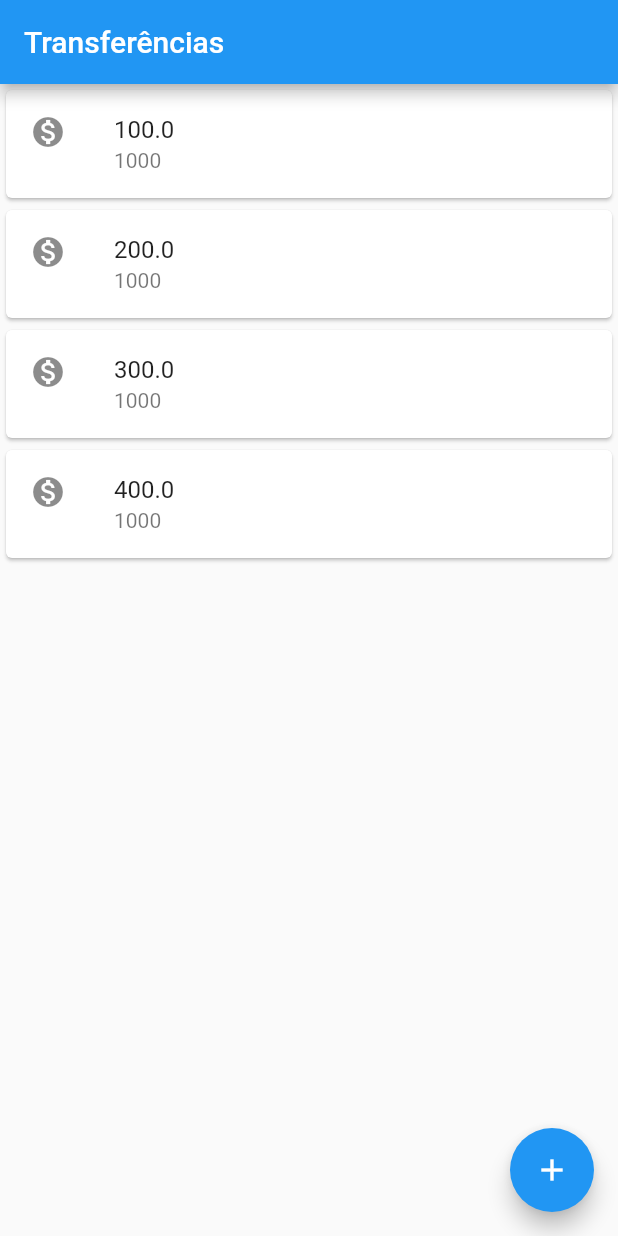
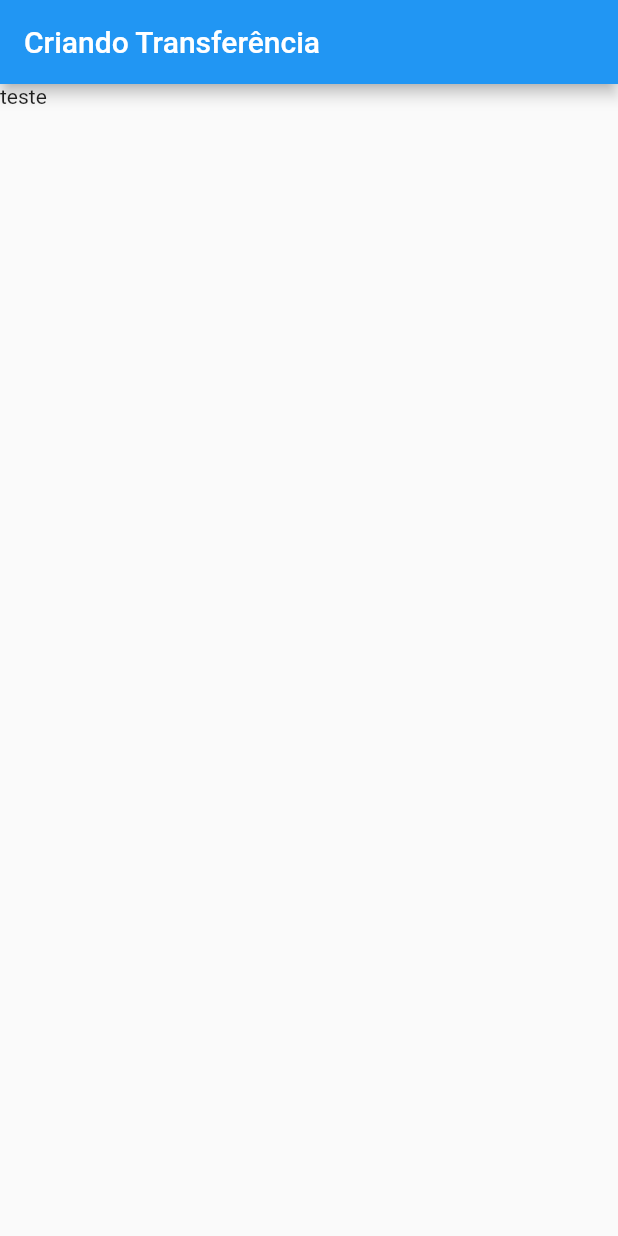
Before and after one commit to ohenriquemonte/flutter-I-alr, a Flutter app: the screen it shows after launch, on a phone screen of 412 x 824 dp. Run offline on Flutter 3.47's test engine with Material 2 defaults, Android fonts, the phone set to English and light mode, and no system bars.

Commit message:
03.01 - Conhecendo o hot reload

```diff
--- a/lib/main.dart
+++ b/lib/main.dart
@@ -1,27 +1,45 @@
 import 'package:flutter/material.dart';
 
-void main() => runApp(MaterialApp(
+void main() => runApp(BytebankApp());
+
+class BytebankApp extends StatelessWidget {
+  @override
+  Widget build(BuildContext context) {
+    return MaterialApp(
       home: Scaffold(
-        body: ListaTransferencias(),
-        appBar: AppBar(
-          title: Text('Transferências'),
+        body: FormularioTransferencia(),
       ),
-        floatingActionButton: FloatingActionButton(
-          child: Icon(Icons.add),
-        ),
-      ),
-    ));
+    );
+  }
+}
+
+class FormularioTransferencia extends StatelessWidget {
+  @override
+  Widget build(BuildContext context) {
+    return Scaffold(
+        appBar: AppBar(title: Text('Criando Transferência')),
+        body: Text('teste'));
+  }
+}
 
 class ListaTransferencias extends StatelessWidget {
   @override
   Widget build(BuildContext context) {
-    return Column(
+    return Scaffold(
+      appBar: AppBar(
+        title: Text('Transferências'),
+      ),
+      body: Column(
         children: <Widget>[
           ItemTransferencia(Transferencia(100.00, 1000)),
           ItemTransferencia(Transferencia(200.00, 1000)),
           ItemTransferencia(Transferencia(300.00, 1000)),
           ItemTransferencia(Transferencia(400.00, 1000)),
         ],
+      ),
+      floatingActionButton: FloatingActionButton(
+        child: Icon(Icons.add),
+      ),
     );
   }
 }
```
Lines whose indentation alone changed are shown as unchanged.
